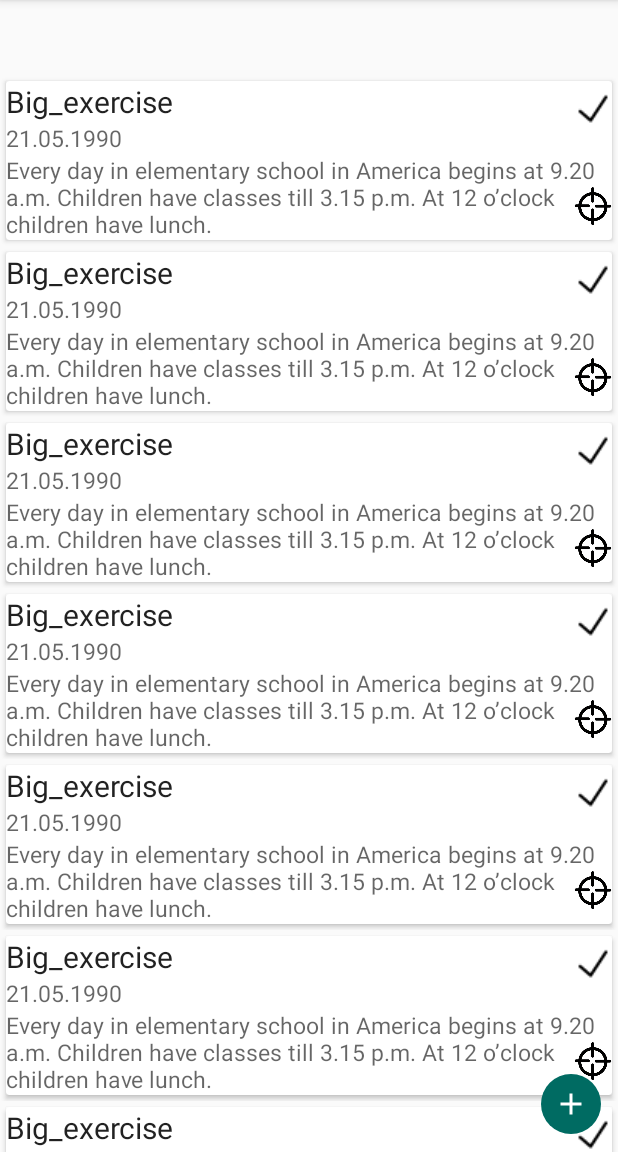
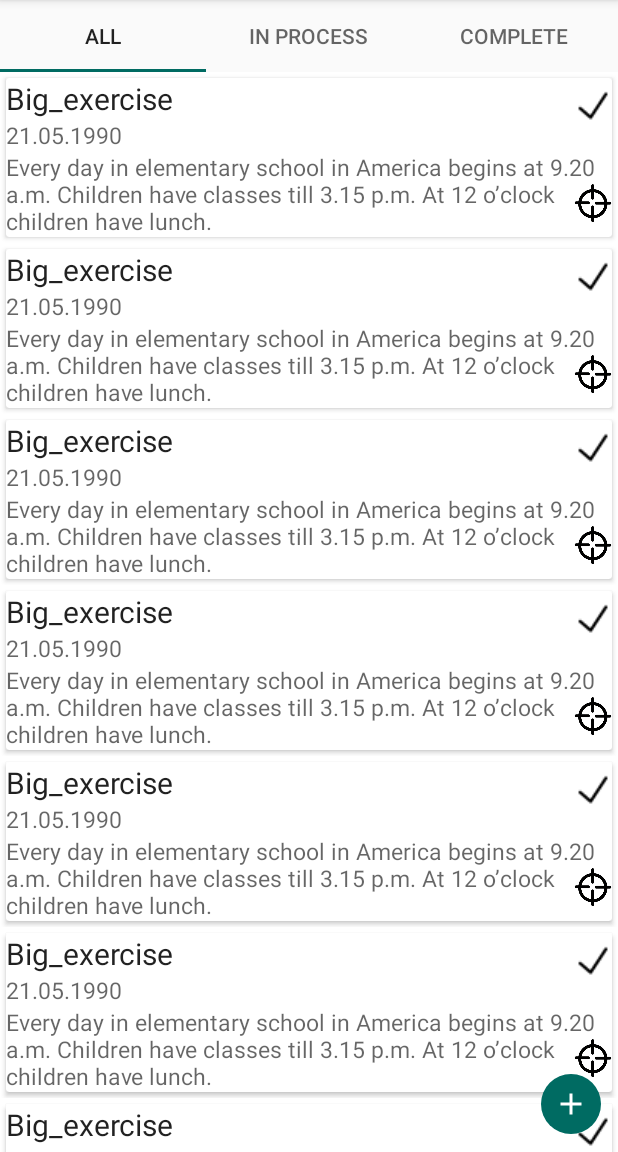
Before and after one commit to Igor755/MyProgress, an Android app: the ProfileActivity screen opened directly, with no data from a screen before it, in the side drawer, after a tap on "Exersize", on a phone screen of 412 x 824 dp, the part 84-1236 px from its top. Run offline under Robolectric (Android 15) with nearby library versions, the phone set to English and light mode, and no system bars; our stand-ins replace navigation-ui; 2 statements that could not run were skipped.

Commit message:
view_pager

```diff
--- a/app/src/main/java/com/project/myprogress/ProfileActivity.java
+++ b/app/src/main/java/com/project/myprogress/ProfileActivity.java
@@ -19,6 +19,7 @@ import com.google.android.material.navigation.NavigationView;
 import com.google.android.material.tabs.TabItem;
 import com.google.android.material.tabs.TabLayout;
 import com.project.myprogress.adapters.AdapterProfilePager;
+import com.project.myprogress.fragments_container.ContainerFragment;
 import com.project.myprogress.fragments_profile.AddProgressFragment;
 import com.project.myprogress.fragments_profile.AddTaskFragment;
 import com.project.myprogress.fragments_profile.ProfileFragment;
@@ -41,7 +42,7 @@ public class ProfileActivity extends AppCompatActivity implements NavigationView
     public Fragment user_info_fragment, add_progress_fragment, task_fragment, add_task_fragment;
     NavController navController;
 
-    public Fragment blank;
+    public Fragment container_fragment;
 
     AdapterProfilePager userFragmentPagerAdapter;
     FragmentManager fm = getSupportFragmentManager();
@@ -61,6 +62,7 @@ public class ProfileActivity extends AppCompatActivity implements NavigationView
         add_progress_fragment = new AddProgressFragment();
         task_fragment = new TasksFragment();
         add_task_fragment = new AddTaskFragment();
+        container_fragment = new ContainerFragment();
 
 
         fm.beginTransaction()
@@ -115,9 +117,7 @@ public class ProfileActivity extends AppCompatActivity implements NavigationView
         }else if (id == R.id.nav_gallery){
 
 
-
-
-            fragmentTransaction.replace(R.id.nav_host_fragment, task_fragment);
+            fragmentTransaction.replace(R.id.nav_host_fragment, container_fragment);
 
         }fragmentTransaction.commit();
 
@@ -139,7 +139,7 @@ public class ProfileActivity extends AppCompatActivity implements NavigationView
         switch (visiblefragment) {
             case TASK_FRAGMENT:
                 fragmentManager.beginTransaction()
-                        .replace(R.id.nav_host_fragment, blank)
+                        .replace(R.id.nav_host_fragment, container_fragment)
                         .commit();
                 break;
             case USER_INFO_FRAGMENT:
--- a/app/src/main/java/com/project/myprogress/adapters/AdapterProfilePager.java
+++ b/app/src/main/java/com/project/myprogress/adapters/AdapterProfilePager.java
@@ -2,8 +2,6 @@ package com.project.myprogress.adapters;
 
 
 import android.content.Context;
-import android.content.res.Resources;
-import android.os.Bundle;
 
 import androidx.annotation.NonNull;
 import androidx.annotation.Nullable;
@@ -14,49 +12,52 @@ import androidx.fragment.app.FragmentPagerAdapter;
 
 import com.project.myprogress.R;
 import com.project.myprogress.fragments_profile.TasksFragment;
-import com.project.myprogress.fragments_profile.ProfileFragment;
-import com.project.myprogress.modelclass.Task;
 
 
 public class AdapterProfilePager extends FragmentPagerAdapter {
 
-    private String[] mCatNames;
-
-
-
+    private Context mContext;
 
     public AdapterProfilePager(@NonNull FragmentManager fm, int behavior, Context context) {
         super(fm, behavior);
+        mContext = context;
 
 
-        Resources resources = context.getResources();
-       // mCatNames = resources.getStringArray(R.array.TaskTitles);
     }
 
     @Override
     public Fragment getItem(int position) {
 
-        Bundle arguments = new Bundle();
-        //arguments.putString(TasksFragment.CAT_NAMES, mCatNames[position]);
+        if (position == 0) {
+            return new TasksFragment();
+        } else if (position == 1) {
+            return new TasksFragment();
+        } else   {
+            return new TasksFragment();
 
-
-        TasksFragment catsFragment = new TasksFragment();
-        catsFragment.setArguments(arguments);
-
-        return catsFragment;
+        }
 
 
     }
 
     @Override
     public int getCount() {
-        return mCatNames.length;
+        return 3;
     }
     @Nullable
     @Override
     public CharSequence getPageTitle(int position) {
-        return mCatNames[position];
-    }
+        switch (position) {
+            case 0:
+                return mContext.getString(R.string.all);
+            case 1:
+                return mContext.getString(R.string.process);
+            case 2:
+                return mContext.getString(R.string.complete);
+
+            default:
+                return null;
+        }    }
 
 
 
--- /dev/null
+++ b/app/src/main/java/com/project/myprogress/fragments_container/ContainerFragment.java
@@ -0,0 +1,50 @@
+package com.project.myprogress.fragments_container;
+
+import android.content.Context;
+import android.net.Uri;
+import android.os.Bundle;
+
+import androidx.fragment.app.Fragment;
+import androidx.viewpager.widget.ViewPager;
+
+import android.view.LayoutInflater;
+import android.view.View;
+import android.view.ViewGroup;
+
+import com.google.android.material.tabs.TabLayout;
+import com.project.myprogress.R;
+import com.project.myprogress.adapters.AdapterProfilePager;
+
+
+public class ContainerFragment extends Fragment {
+
+
+    @Override
+    public View onCreateView(LayoutInflater inflater, ViewGroup container,
+                             Bundle savedInstanceState) {
+        // Inflate the layout for this fragment
+        View v =  inflater.inflate(R.layout.fragment_container, container, false);
+
+
+
+        // Find the view pager that will allow the user to swipe between fragments
+        ViewPager viewPager = (ViewPager) v.findViewById(R.id.viewpager);
+
+        // Create an adapter that knows which fragment should be shown on each page
+        AdapterProfilePager adapter = new AdapterProfilePager(getChildFragmentManager(), 1,getContext());
+
+        // Set the adapter onto the view pager
+        viewPager.setAdapter(adapter);
+
+        // Give the TabLayout the ViewPager
+        TabLayout tabLayout = (TabLayout) v.findViewById(R.id.sliding_tabs);
+        tabLayout.setupWithViewPager(viewPager);
+
+
+
+
+
+        return v;
+    }
+
+}
--- a/app/src/main/java/com/project/myprogress/fragments_profile/TasksFragment.java
+++ b/app/src/main/java/com/project/myprogress/fragments_profile/TasksFragment.java
@@ -1,25 +1,16 @@
 package com.project.myprogress.fragments_profile;
 
-import android.graphics.Color;
 import android.os.Bundle;
 import androidx.fragment.app.Fragment;
 import androidx.recyclerview.widget.LinearLayoutManager;
 import androidx.recyclerview.widget.RecyclerView;
-import androidx.viewpager.widget.PagerTitleStrip;
-import androidx.viewpager.widget.ViewPager;
 
-import android.util.Log;
-import android.util.TypedValue;
 import android.view.LayoutInflater;
 import android.view.View;
 import android.view.ViewGroup;
 import android.widget.ImageButton;
-import android.widget.TextView;
 
-import com.google.android.material.tabs.TabItem;
-import com.google.android.material.tabs.TabLayout;
 import com.project.myprogress.R;
-import com.project.myprogress.adapters.AdapterProfilePager;
 import com.project.myprogress.adapters.AdapterTask;
 import com.project.myprogress.interfaces.OnItemClickListener;
 import com.project.myprogress.modelclass.Task;
@@ -33,17 +24,8 @@ public class TasksFragment extends Fragment {
     private AdapterTask adapterTask;
     private ImageButton fab;
 
-    AdapterProfilePager userFragmentPagerAdapter;
+    static ArrayList<Task> taskmodel_array = new ArrayList<>();
 
-    TabItem profile, tasks;
-    TabLayout tabLayout;
-
-    public static final String CAT_NAMES = "cats_names";
-
-
-    public TasksFragment(){
-
-    }
 
 
 
@@ -51,40 +33,21 @@ public class TasksFragment extends Fragment {
     public View onCreateView(LayoutInflater inflater, ViewGroup container,
                              Bundle savedInstanceState) {
         // Inflate the layout for this fragment
-        View v =  inflater.inflate(R.layout.fragment_task, container, false);
+        View v = inflater.inflate(R.layout.fragment_task, container, false);
 
 
         fab = (ImageButton) v.findViewById(R.id.fab);
 
-        ArrayList<Task> taskmodel_array = new ArrayList<>();
 
-
-        for (int i = 0; i <= 10; i++) {
+        for (int f = 0; f <= 2; f++) {
 
             Task new_taskModel = new Task();
             new_taskModel.setName("Big_exercise");
             new_taskModel.setDate_create("21.05.1990");
             new_taskModel.setDescription("Every day in elementary school in America begins at 9.20 a.m. " +
                     "Children have classes till 3.15 p.m. At 12 o’clock children have lunch.");
-            taskmodel_array.add(i, new_taskModel);
-
-
-
+            taskmodel_array.add(f, new_taskModel);
         }
-
-        Bundle arguments = getArguments();
-        if (arguments != null) {
-
-            displayValues(v, taskmodel_array);
-        }
-
-       ViewPager viewPager = (ViewPager) v.findViewById(R.id.viewpager);
-       // tabLayout = (TabLayout) v.findViewById(R.id.sliding_tabs);
-
-       /* userFragmentPagerAdapter = new AdapterProfilePager(getFragmentManager(),1,getContext());
-        viewPager.setAdapter(userFragmentPagerAdapter);*/
-        //tabLayout.setupWithViewPager(viewPager);
-
 
 
             RecyclerView recyclerView = v.findViewById(R.id.my_recycler_view);
@@ -114,9 +77,7 @@ public class TasksFragment extends Fragment {
                     dialog_fragment.show(getFragmentManager(), "AddProgressFragment");
 
 
-
                 }
-
 
 
             });
@@ -124,27 +85,6 @@ public class TasksFragment extends Fragment {
 
             return v;
         }
-    private void displayValues(View v, ArrayList<Task> taskmodel_array2) {
-
-
-
-
-        RecyclerView recyclerView = v.findViewById(R.id.my_recycler_view);
-        recyclerView.setHasFixedSize(true);
-        recyclerView.setLayoutManager(new LinearLayoutManager(getContext()));
-        adapterTask = new AdapterTask(taskmodel_array2, getContext(), new OnItemClickListener() {
-            @Override
-            public void onItemClick(View view, int position) {
-
-                DetailTaskFragment dialog_fragment = new DetailTaskFragment();
-                dialog_fragment.setTargetFragment(TasksFragment.this, 1);
-                dialog_fragment.show(getFragmentManager(), "DetailTaskFragment");
 
 
     }
-        });
-        recyclerView.setAdapter(adapterTask);
-
-    }
-
-}
--- /dev/null
+++ b/app/src/main/res/layout/fragment_container.xml
@@ -0,0 +1,28 @@
+<?xml version="1.0" encoding="utf-8"?>
+<LinearLayout xmlns:android="http://schemas.android.com/apk/res/android"
+    xmlns:app="http://schemas.android.com/apk/res-auto"
+    android:layout_width="match_parent"
+    android:layout_height="match_parent"
+    android:orientation="vertical">
+
+    <com.google.android.material.tabs.TabLayout
+        android:id="@+id/sliding_tabs"
+        android:layout_width="match_parent"
+        android:layout_height="wrap_content">
+
+
+
+    </com.google.android.material.tabs.TabLayout>
+
+
+    <androidx.viewpager.widget.ViewPager
+        android:id="@+id/viewpager"
+        android:layout_width="match_parent"
+        android:layout_height="wrap_content"
+        android:background="@android:color/white">
+
+
+
+
+    </androidx.viewpager.widget.ViewPager>
+</LinearLayout>
--- a/app/src/main/res/layout/fragment_task.xml
+++ b/app/src/main/res/layout/fragment_task.xml
@@ -8,59 +8,11 @@
 
 
 
-    <com.google.android.material.tabs.TabLayout
-        android:id="@+id/sliding_tabs"
-        android:layout_width="match_parent"
-        android:layout_height="wrap_content"
-        app:tabMode="fixed"
-        />
-
-    <androidx.viewpager.widget.ViewPager
-        android:id="@+id/viewpager"
-        android:layout_width="match_parent"
-        android:layout_height="0px"
-        android:layout_weight="1"
-        android:background="@android:color/white"
-        />
-
-<!--
-    <com.google.android.material.tabs.TabLayout
-        android:id="@+id/sliding_tabs"
-        android:layout_width="match_parent"
-        android:layout_height="wrap_content">
-
-
-
-    </com.google.android.material.tabs.TabLayout>
-
-
-    <androidx.viewpager.widget.ViewPager
-        android:id="@+id/viewpager"
-        android:layout_width="match_parent"
-        android:layout_height="wrap_content"
-        android:layout_marginTop="50dp"
-        android:background="@android:color/white">
-
-        <androidx.viewpager.widget.PagerTitleStrip
-
-            android:id="@+id/pager_title_strip"
-            android:layout_width="match_parent"
-            android:layout_height="wrap_content"
-            android:background="@color/colorWhite"
-            android:paddingTop="24dp"
-            android:layout_gravity="top"
-            android:paddingBottom="4dp"
-            android:textColor="@color/colorBlack" />
-
-
-
-    </androidx.viewpager.widget.ViewPager>-->
 
     <androidx.recyclerview.widget.RecyclerView
         android:id="@+id/my_recycler_view"
         android:layout_width="match_parent"
-        android:layout_height="match_parent"
-        android:layout_marginTop="50dp"/>
+        android:layout_height="match_parent"/>
 
 
     <ImageButton
--- a/app/src/main/res/values/strings.xml
+++ b/app/src/main/res/values/strings.xml
@@ -53,7 +53,6 @@
     <string name="menu_send">Send</string>
 
 
-
     <string name="benefit">What a benefit to me in developing this area?</string>
     <string name="add_task">Add task?</string>
     <string name="select_date">SELECT DATE END</string>
@@ -69,6 +68,9 @@
     <string name="seriosly">You seriosly?</string>
 
 
+    <string name="all">ALL</string>
+    <string name="complete">COMPLETE</string>
+    <string name="process">IN PROCESS</string>
 
 
 
```
Also changed, not shown: 1 other file. Lines whose indentation alone changed are shown as unchanged.
